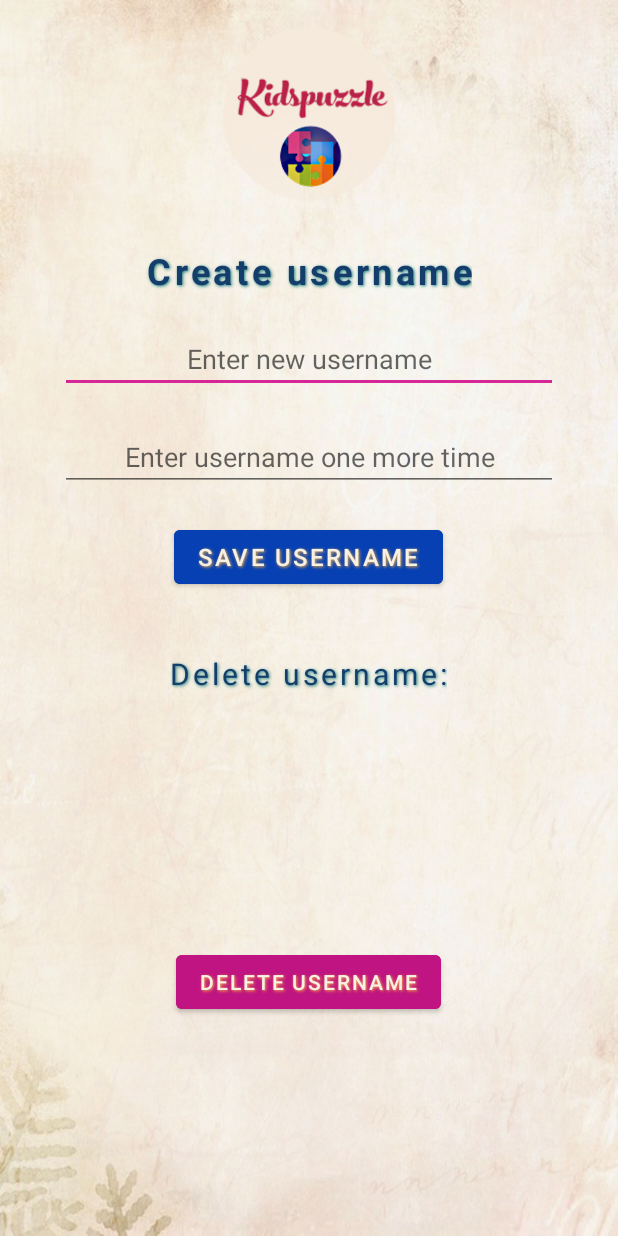
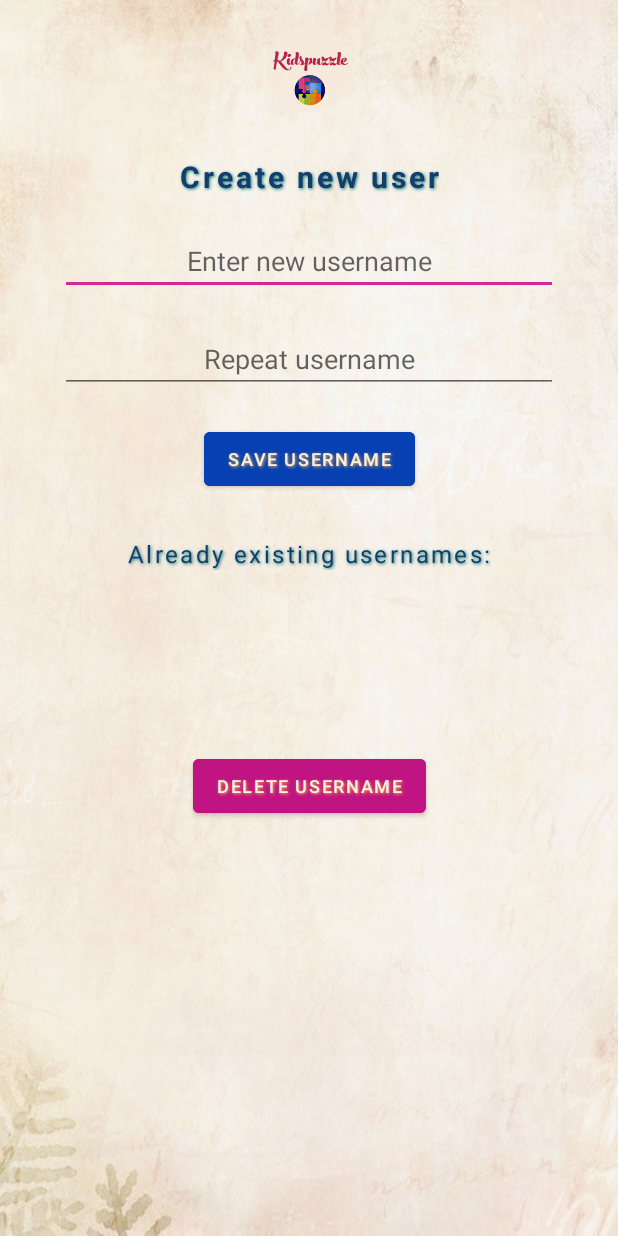
Before and after one commit to SantaKolosovska/KidsPuzzle, an Android app: the CreateUsernameActivity screen opened directly, with no data from a screen before it, on a phone screen of 412 x 824 dp. Run offline under Robolectric (Android 15) with nearby library versions, the phone set to English and light mode, and no system bars.

Commit message:
create username changed to constraint layout

```diff
--- a/app/src/main/res/layout/activity_create_username.xml
+++ b/app/src/main/res/layout/activity_create_username.xml
@@ -1,5 +1,5 @@
 <?xml version="1.0" encoding="utf-8"?>
-<LinearLayout xmlns:android="http://schemas.android.com/apk/res/android"
+<androidx.constraintlayout.widget.ConstraintLayout xmlns:android="http://schemas.android.com/apk/res/android"
     xmlns:app="http://schemas.android.com/apk/res-auto"
     xmlns:tools="http://schemas.android.com/tools"
     android:layout_width="match_parent"
@@ -9,15 +9,19 @@
     tools:context=".CreateUsernameActivity">
 
     <ImageView
-        android:id="@+id/imageView3"
-        android:layout_width="120dp"
-        android:layout_height="120dp"
+        android:id="@+id/logo_create_username"
+        android:layout_width="60dp"
+        android:layout_height="60dp"
         android:layout_gravity="center_horizontal"
         android:layout_marginTop="16dp"
-        app:srcCompat="@drawable/puzzle_game_logo_largerletters" />
+        app:srcCompat="@drawable/puzzle_game_logo_largerletters"
+        app:layout_constraintEnd_toEndOf="parent"
+        app:layout_constraintStart_toStartOf="parent"
+        app:layout_constraintTop_toTopOf="parent"
+        />
 
     <TextView
-        android:id="@+id/createUsernameTextView"
+        android:id="@+id/create_username_textview"
         android:layout_width="wrap_content"
         android:layout_height="wrap_content"
         android:layout_gravity="center_horizontal"
@@ -28,15 +32,18 @@
         android:shadowDx="1"
         android:shadowDy="1"
         android:shadowRadius="2"
-        android:text="Create username"
+        android:text="Create new user"
         android:textAlignment="center"
         android:textStyle="bold"
         android:letterSpacing="0.1"
         android:textColor="@color/blue_dark1"
-        android:textSize="24dp" />
+        android:textSize="20dp"
+        app:layout_constraintEnd_toEndOf="parent"
+        app:layout_constraintStart_toStartOf="parent"
+        app:layout_constraintTop_toBottomOf="@id/logo_create_username"/>
 
     <EditText
-        android:id="@+id/newUsername"
+        android:id="@+id/enter_username"
         android:layout_width="match_parent"
         android:layout_height="wrap_content"
         android:layout_gravity="center"
@@ -45,28 +52,29 @@
         android:layout_marginTop="20dp"
         android:gravity="center"
         android:hint="Enter new username"
+        app:layout_constraintEnd_toEndOf="parent"
+        app:layout_constraintStart_toStartOf="parent"
+        app:layout_constraintTop_toBottomOf="@id/create_username_textview"/>
 
 
-        />
-
     <EditText
-        android:id="@+id/repeatUsername"
+        android:id="@+id/repeat_username"
         android:layout_width="match_parent"
         android:layout_height="wrap_content"
         android:layout_gravity="center"
-        android:layout_marginLeft="20dp"
-        android:layout_marginTop="20dp"
-        android:layout_marginRight="20dp"
-        android:gravity="center"
         android:layout_marginStart="40dp"
         android:layout_marginEnd="40dp"
-        android:hint="Enter username one more time"
-
+        android:layout_marginTop="20dp"
+        android:gravity="center"
+        android:hint="Repeat username"
+        app:layout_constraintEnd_toEndOf="parent"
+        app:layout_constraintStart_toStartOf="parent"
+        app:layout_constraintTop_toBottomOf="@id/enter_username"
 
         />
 
     <Button
-        android:id="@+id/saveNewUsername"
+        android:id="@+id/save_username"
         android:layout_width="wrap_content"
         android:layout_height="wrap_content"
         android:layout_gravity="center"
@@ -78,41 +86,50 @@
         android:shadowDy="1"
         android:shadowRadius="2"
         android:text="Save Username"
-        android:textSize="16sp"
-        android:textColor="@color/beige" />
+        android:textSize="12sp"
+        android:textColor="@color/beige"
+        app:layout_constraintEnd_toEndOf="parent"
+        app:layout_constraintStart_toStartOf="parent"
+        app:layout_constraintTop_toBottomOf="@id/repeat_username"/>
 
     <TextView
-        android:id="@+id/haveUsernames"
+        android:id="@+id/view_usernames_textview"
         android:layout_width="wrap_content"
         android:layout_height="wrap_content"
         android:layout_gravity="center_horizontal"
-        android:layout_marginTop="40dp"
+        android:layout_marginTop="28dp"
         android:shadowColor="@color/teal"
         android:shadowDx="1"
         android:shadowDy="1"
         android:shadowRadius="2"
-        android:text="Delete username:"
+        android:text="Already existing usernames:"
         android:letterSpacing="0.1"
         android:textAlignment="center"
         android:textColor="@color/blue_dark1"
-        android:textSize="20dp" />
+        android:textSize="16dp"
+        app:layout_constraintEnd_toEndOf="parent"
+        app:layout_constraintStart_toStartOf="parent"
+        app:layout_constraintTop_toBottomOf="@id/save_username"/>
 
     <ListView
-        android:id="@+id/SHOW_ALL_Usernames"
+        android:id="@+id/view_usernames_listview"
         android:layout_width="355dp"
-        android:layout_height="120dp"
+        android:layout_height="80dp"
         android:layout_gravity="center_horizontal"
         android:layout_marginTop="20dp"
-        android:scrollbarThumbVertical="@color/design_default_color_primary">
+        android:scrollbarThumbVertical="@color/design_default_color_primary"
+        app:layout_constraintEnd_toEndOf="parent"
+        app:layout_constraintStart_toStartOf="parent"
+        app:layout_constraintTop_toBottomOf="@id/view_usernames_textview">
 
     </ListView>
 
     <Button
-        android:id="@+id/deleteUsername"
+        android:id="@+id/delete_username"
         android:layout_width="wrap_content"
         android:layout_height="wrap_content"
         android:layout_gravity="center"
-        android:layout_marginTop="28dp"
+        android:layout_marginTop="20dp"
         android:backgroundTint="@color/purple3"
         android:onClick="deleteUsername"
         android:shadowColor="@color/yellow"
@@ -120,7 +137,12 @@
         android:shadowDy="1"
         android:shadowRadius="2"
         android:text="Delete Username"
+        android:textSize="12sp"
         android:textColor="@color/beige"
+        app:layout_constraintEnd_toEndOf="parent"
+        app:layout_constraintStart_toStartOf="parent"
+        app:layout_constraintTop_toBottomOf="@id/view_usernames_listview"
+
 
         />
-</LinearLayout>
+</androidx.constraintlayout.widget.ConstraintLayout>
```
